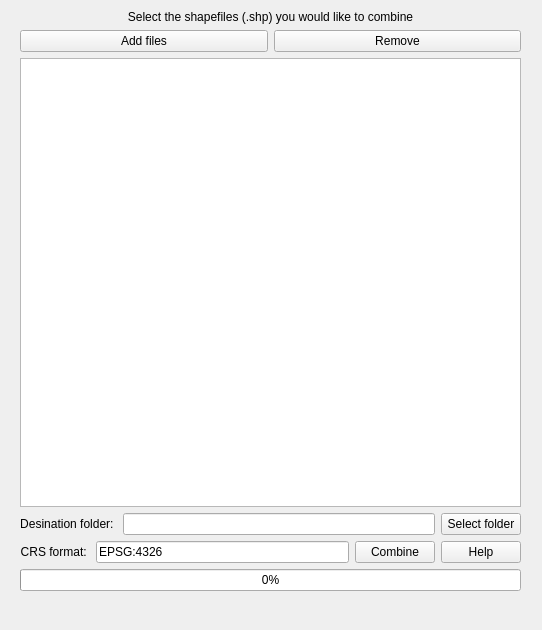
Qt form mockup1.ui (antonioc76/shapefile-combiner) before a commit.
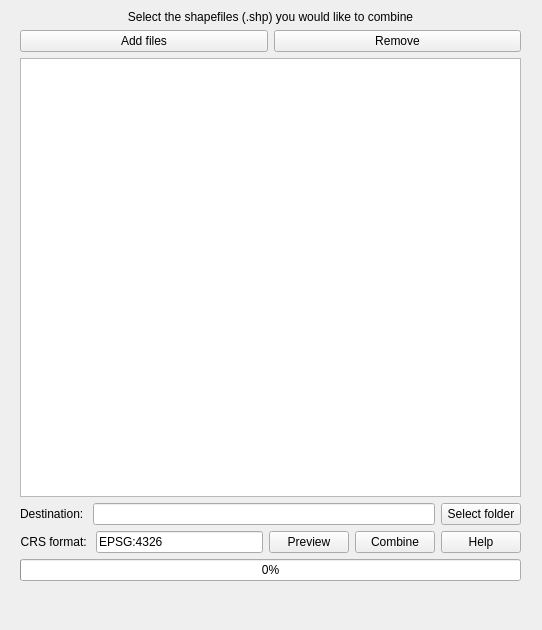
The same form after that commit.

Commit message: added preview button

Patch:
```diff
--- a/mockup1.ui
+++ b/mockup1.ui
@@ -25,7 +25,7 @@
      <x>20</x>
      <y>10</y>
      <width>501</width>
-     <height>601</height>
+     <height>591</height>
     </rect>
    </property>
    <layout class="QVBoxLayout" name="shapefileElement">
@@ -80,10 +80,13 @@
         <item>
          <widget class="QLabel" name="destinationLabel">
           <property name="text">
-           <string>Desination folder: </string>
+           <string>Destination: </string>
+          </property>
+          <property name="textFormat">
+           <enum>Qt::AutoText</enum>
           </property>
           <property name="alignment">
-           <set>Qt::AlignCenter</set>
+           <set>Qt::AlignLeading|Qt::AlignLeft|Qt::AlignVCenter</set>
           </property>
          </widget>
         </item>
@@ -136,6 +139,19 @@
           </property>
          </widget>
         </item>
+        <item>
+         <widget class="QPushButton" name="previewButton">
+          <property name="sizePolicy">
+           <sizepolicy hsizetype="Maximum" vsizetype="Fixed">
+            <horstretch>0</horstretch>
+            <verstretch>0</verstretch>
+           </sizepolicy>
+          </property>
+          <property name="text">
+           <string>Preview</string>
+          </property>
+         </widget>
+        </item>
         <item>
          <widget class="QPushButton" name="combineFiles">
           <property name="sizePolicy">
@@ -176,6 +192,12 @@
         <property name="text">
          <string/>
         </property>
+        <property name="scaledContents">
+         <bool>true</bool>
+        </property>
+        <property name="wordWrap">
+         <bool>true</bool>
+        </property>
        </widget>
       </item>
      </layout>
```
The commit also changes 1 other file.
